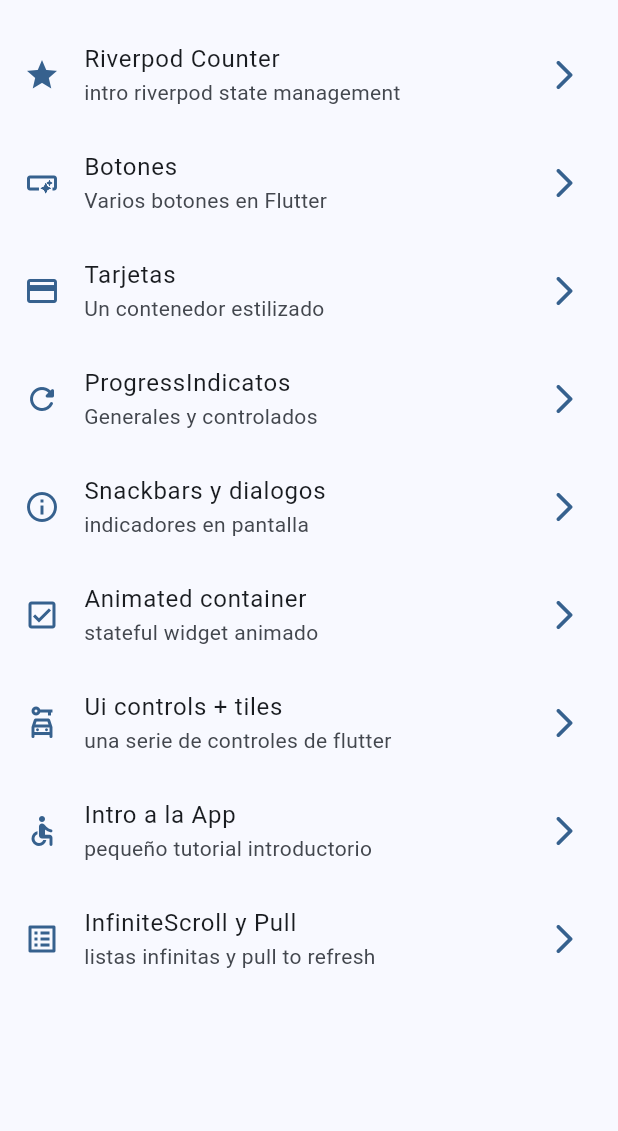
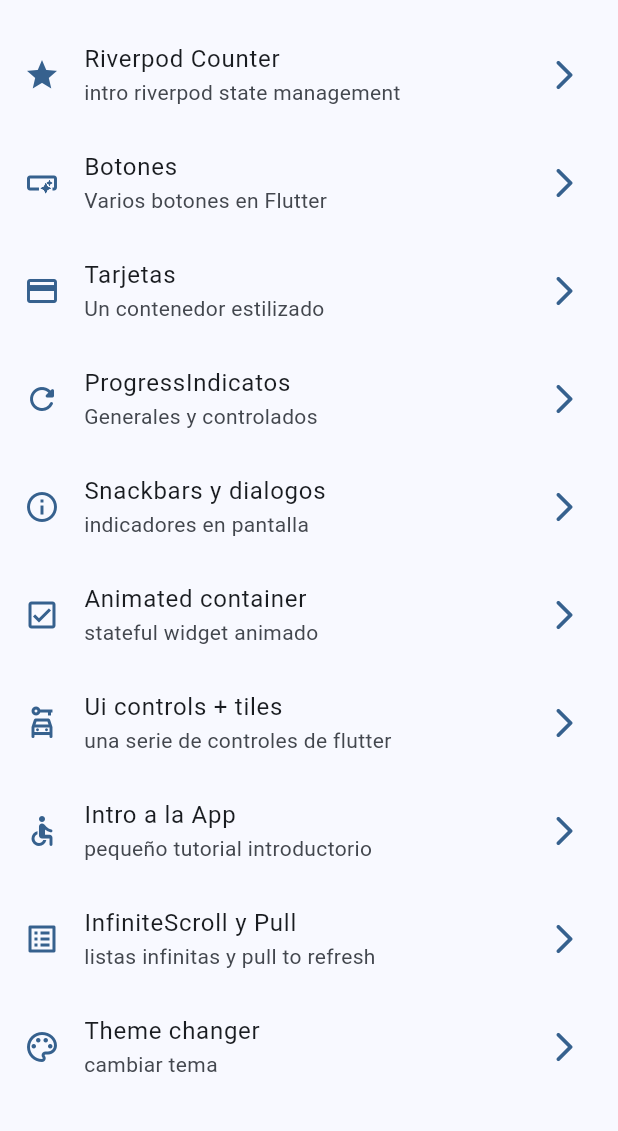
Before and after one commit to g1alexander/curso-flutter, a Flutter app: the screen it shows after launch, on a phone screen of 412 x 824 dp, the part 63-1194 px from its top. Run offline on Flutter 3.47's test engine with Material 3 defaults, Android fonts, the phone set to English and light mode, and no system bars; our stand-ins replace animate_do, dio, flutter_riverpod, go_router, video_player.

Commit message:
fin widgets

```diff
--- a/05_widgets_app/lib/config/menu/menu_items.dart
+++ b/05_widgets_app/lib/config/menu/menu_items.dart
@@ -59,5 +59,10 @@ const appMenuItems = <MenuItem>[
       title: "InfiniteScroll y Pull",
       subtitle: "listas infinitas y pull to refresh",
       nameRoute: InfiniteScrollScreen.name,
-      icon: Icons.list_alt_outlined)
+      icon: Icons.list_alt_outlined),
+  MenuItem(
+      title: "Theme changer",
+      subtitle: "cambiar tema",
+      nameRoute: ThemeChangerScreen.name,
+      icon: Icons.color_lens_outlined)
 ];
--- a/05_widgets_app/lib/config/router/app_router.dart
+++ b/05_widgets_app/lib/config/router/app_router.dart
@@ -54,6 +54,11 @@ final appRouter = GoRouter(
       path: '/counter',
       name: CounterScreen.name,
       builder: (context, state) => const CounterScreen(),
+    ),
+    GoRoute(
+      path: '/theme-changer',
+      name: ThemeChangerScreen.name,
+      builder: (context, state) => const ThemeChangerScreen(),
     )
   ],
 );
--- a/05_widgets_app/lib/config/theme/app_theme.dart
+++ b/05_widgets_app/lib/config/theme/app_theme.dart
@@ -11,8 +11,9 @@ const colorList = <Color>[
 
 class AppTheme {
   final int selectedColor;
+  final bool isDarkMode;
 
-  AppTheme({this.selectedColor = 0})
+  AppTheme({this.isDarkMode = false, this.selectedColor = 0})
       : assert(selectedColor >= 0, "Selected color must be greater then 0"),
         assert(selectedColor < colorList.length,
             "Selected color must be less or equal than `${colorList.length - 1}`");
@@ -20,7 +21,12 @@ class AppTheme {
   ThemeData getTheme() => ThemeData(
       useMaterial3: true,
       colorSchemeSeed: colorList[selectedColor],
+      brightness: isDarkMode ? Brightness.dark : Brightness.light,
       appBarTheme: const AppBarTheme(
         centerTitle: true,
       ));
+
+  AppTheme copyWith({int? selectedColor, bool? isDarkMode}) => AppTheme(
+      selectedColor: selectedColor ?? this.selectedColor,
+      isDarkMode: isDarkMode ?? this.isDarkMode);
 }
--- a/05_widgets_app/lib/main.dart
+++ b/05_widgets_app/lib/main.dart
@@ -1,7 +1,7 @@
 import 'package:flutter/material.dart';
 import 'package:flutter_riverpod/flutter_riverpod.dart';
 import 'package:widgets_app/config/router/app_router.dart';
-import 'package:widgets_app/config/theme/app_theme.dart';
+import 'package:widgets_app/presentation/providers/theme_provider.dart';
 
 void main() {
   runApp(
@@ -11,16 +11,20 @@ void main() {
   );
 }
 
-class MainApp extends StatelessWidget {
+class MainApp extends ConsumerWidget {
   const MainApp({super.key});
 
   @override
-  Widget build(BuildContext context) {
+  Widget build(BuildContext context, ref) {
+    // final isDarkMode = ref.watch(isDarkmodeProvider);
+    // final selectedColor = ref.watch(selectedColorProvider);
+    final appTheme = ref.watch(themeNotifierProvider);
+
     return MaterialApp.router(
       title: "Widgets App",
       routerConfig: appRouter,
       debugShowCheckedModeBanner: false,
-      theme: AppTheme(selectedColor: 0).getTheme(),
+      theme: appTheme.getTheme(),
       // home: const HomeScreen(),
       // routes: {
       //   "/buttons": (context) => const ButtonsScreen(),
--- a/05_widgets_app/lib/presentation/providers/theme_provider.dart
+++ b/05_widgets_app/lib/presentation/providers/theme_provider.dart
@@ -1,3 +1,30 @@
 import 'package:flutter_riverpod/flutter_riverpod.dart';
+import 'package:widgets_app/config/theme/app_theme.dart';
 
+// listado de colores inmutable
 final isDarkmodeProvider = StateProvider((ref) => false);
+
+// un simple boolean
+final colorListProvider = Provider((ref) => colorList);
+
+// un simple int
+final selectedColorProvider = StateProvider((ref) => 0);
+
+// un objecto de tipo AppTheme custom
+final themeNotifierProvider =
+    StateNotifierProvider<ThemeNotifier, AppTheme>((ref) => ThemeNotifier());
+
+// controller o notifier
+class ThemeNotifier extends StateNotifier<AppTheme> {
+  // ThemeNotifier(super.state);
+  // state = estado = new AppTheme()
+  ThemeNotifier() : super(AppTheme());
+
+  void toggleDarkMode() {
+    state = state.copyWith(isDarkMode: !state.isDarkMode);
+  }
+
+  void changeColorIndex(int colorIndex) {
+    state = state.copyWith(selectedColor: colorIndex);
+  }
+}
--- a/05_widgets_app/lib/presentation/screens/screens.dart
+++ b/05_widgets_app/lib/presentation/screens/screens.dart
@@ -7,4 +7,5 @@ export 'home/home.dart';
 export 'infinite_scroll/infinite_scroll.dart';
 export 'progress/progress.dart';
 export 'snackbar/snackbar.dart';
+export 'theme/theme.dart';
 export 'ui_controls/ui_controls.dart';
--- /dev/null
+++ b/05_widgets_app/lib/presentation/screens/theme/theme.dart
@@ -0,0 +1 @@
+export 'theme_changer_screen.dart';
```
Also changed, not shown: 05_widgets_app/lib/presentation/screens/theme/theme_changer_screen.dart (added, +61 -0 lines).
